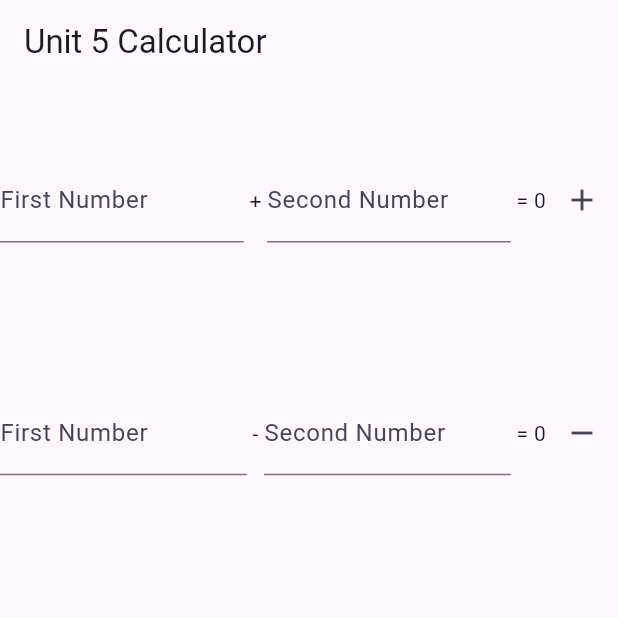
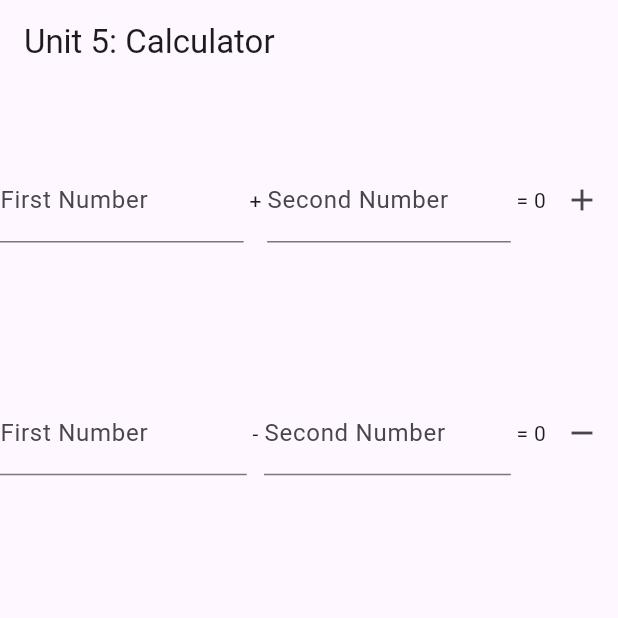
Before and after one commit to Lizy-Joy/cc_206_unit5_assignment_ponce, a Flutter app: the screen it shows after launch, on a phone screen of 412 x 824 dp, the top half of it. Run offline on Flutter 3.47's test engine with Material 3 defaults, Android fonts, the phone set to English and light mode, and no system bars.

Commit message:
new commit

```diff
--- a/lib/main.dart
+++ b/lib/main.dart
@@ -43,12 +43,12 @@ class _CalculatorScreenState extends State<CalculatorScreen> {
   Widget build(BuildContext context) {
     return Scaffold(
       appBar: AppBar(
-        title: const Text("Unit 5 Calculator"),
+        title: const Text("Unit 5: Calculator"),
       ),
       body: Column(
         mainAxisAlignment: MainAxisAlignment.spaceAround,
         children: [
-          // Addition Row
+          // Addition
           Row(
             mainAxisAlignment: MainAxisAlignment.spaceAround,
             children: [
@@ -85,24 +85,11 @@ class _CalculatorScreenState extends State<CalculatorScreen> {
                   });
                 },
               ),
-              // Clear Button
-              // TextButton(
-              //   onPressed: () {
-              //     setState(() {
-              //       // Clear the TextFields and reset sums
-              //       add1Controller.clear();
-              //       add2Controller.clear();
-              //       firstAddNum = 0;
-              //       secondAddNum = 0;
-              //       sum = 0;
-              //     });
-              //   },
-              //   child: const Text("Clear"),
-              // ),
+
             ],
           ),
 
-          // Subtract Row
+          // Subtract
           Row(
             mainAxisAlignment: MainAxisAlignment.spaceAround,
             children: [
@@ -139,24 +126,11 @@ class _CalculatorScreenState extends State<CalculatorScreen> {
                   });
                 },
               ),
-              // Clear Button
-              // TextButton(
-              //   onPressed: () {
-              //     setState(() {
-              //       // Clear the TextFields and reset sums
-              //       add1Controller.clear();
-              //       add2Controller.clear();
-              //       firstAddNum = 0;
-              //       secondAddNum = 0;
-              //       difference = 0;
-              //     });
-              //   },
-              //   child: const Text("Clear"),
-              // ),
+
             ],
           ),
 
-          // Multiplication Row
+          // Multiplication
           Row(
             mainAxisAlignment: MainAxisAlignment.spaceAround,
             children: [
@@ -193,24 +167,11 @@ class _CalculatorScreenState extends State<CalculatorScreen> {
                   });
                 },
               ),
-              // Clear Button
-              // TextButton(
-              //   onPressed: () {
-              //     setState(() {
-              //       // Clear the TextFields and reset sums
-              //       add1Controller.clear();
-              //       add2Controller.clear();
-              //       firstAddNum = 0;
-              //       secondAddNum = 0;
-              //       product = 0;
-              //     });
-              //   },
-              //   child: const Text("Clear"),
-              // ),
+
             ],
           ),
 
-          // Division Row
+          // Division
           Row(
             mainAxisAlignment: MainAxisAlignment.spaceAround,
             children: [
@@ -254,7 +215,7 @@ class _CalculatorScreenState extends State<CalculatorScreen> {
               TextButton(
                 onPressed: () {
                   setState(() {
-                    // Clear the TextFields and reset sums
+                    // Clear the TextFields and reset
                     add1Controller.clear();
                     add2Controller.clear();
                     firstAddNum = 0;
```
